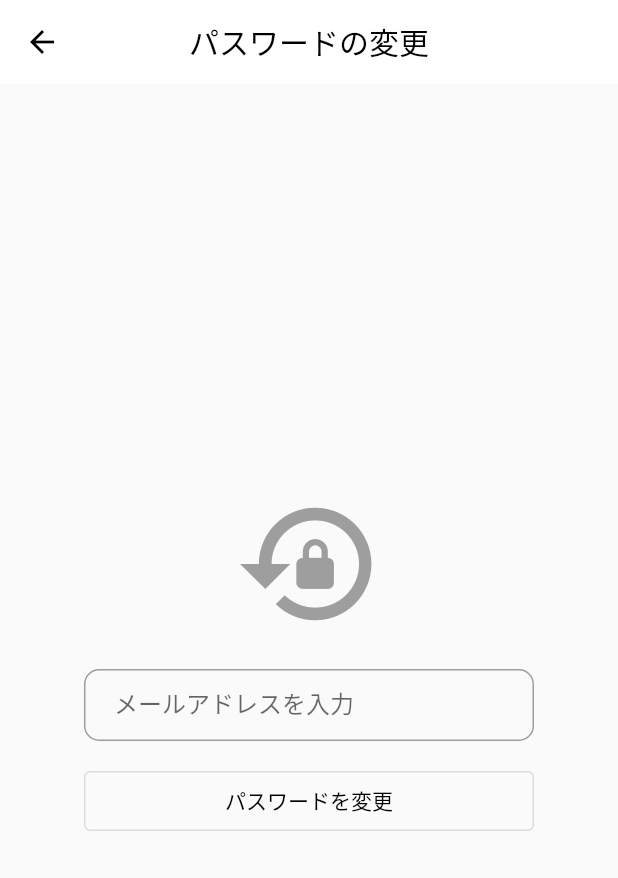
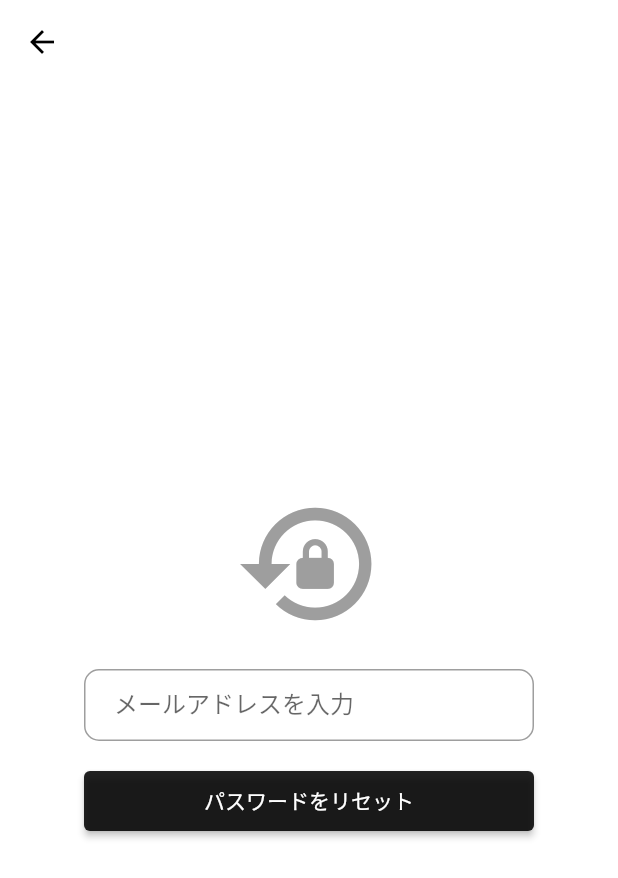
Before and after one commit to sakurakotubaki/SugaryMap, a Flutter app: the UserPasswordUpdate screen opened directly, on a phone screen of 412 x 824 dp. Shown: the top 878 px of the screen. Run offline on Flutter 3.47's test engine with Material 2 defaults, Android fonts, the phone set to English and light mode, and no system bars; our stand-ins replace cloud_firestore, device_preview, firebase_analytics, firebase_auth, firebase_core, flutter_riverpod and 4 more; missing offline and left inert: flutter_carousel_slider; accounts and stored records are empty; generated files the repository leaves out were written again.

Commit message:
change 認証機能のページをリファクタリング

```diff
--- a/lib/application/auth_service/reset_email.dart
+++ b/lib/application/auth_service/reset_email.dart
@@ -2,7 +2,7 @@ import 'package:firebase_auth/firebase_auth.dart';
 
 class ResetEmail {
   final auth = FirebaseAuth.instance;
-  Future<void> resetPassword(String email) async {
+  Future<void> emailUpdate(String email) async {
     try {
       final result = await auth.currentUser?.updateEmail(email);
       return result;
--- a/lib/presentation/ui/component/auth/custom_form_field.dart
+++ b/lib/presentation/ui/component/auth/custom_form_field.dart
@@ -1,18 +1,21 @@
 import 'package:flutter/material.dart';
 
 class CustomAuthForm extends StatelessWidget {
-  const CustomAuthForm({
+  CustomAuthForm({
     Key? key,
     required this.labelText,
+    required this.controller,
   }) : super(key: key);
 
   final String labelText;
+  final TextEditingController? controller;
 
   @override
   Widget build(BuildContext context) {
     return Container(
       width: 300,
       child: TextFormField(
+        controller: controller,
         keyboardType: TextInputType.number,
         decoration: InputDecoration(
             contentPadding: EdgeInsets.only(left: 20),
--- a/lib/presentation/ui/page/user/navigation_page/mypage/account/password_reset_page.dart
+++ b/lib/presentation/ui/page/user/navigation_page/mypage/account/password_reset_page.dart
@@ -1,43 +1,57 @@
+// ignore_for_file: no_leading_underscores_for_local_identifiers, unused_local_variable, prefer_single_quotes, sized_box_for_whitespace, prefer_const_constructors
+import 'package:sugary_map/application/auth_provider/password_reset/reset_password.dart';
 import 'package:sugary_map/presentation/export/global_export.dart';
+import 'package:sugary_map/presentation/state/auth_controller.dart';
 import 'package:sugary_map/presentation/ui/component/auth/custom_form_field.dart';
 
-class UserPasswordUpdate extends StatefulWidget {
-  const UserPasswordUpdate({Key? key}) : super(key: key);
+class UserPasswordUpdate extends ConsumerWidget {
+  const UserPasswordUpdate({super.key});
 
   static const routeName = 'userPasswordUpdate';
 
   @override
-  State<UserPasswordUpdate> createState() => _UserPasswordUpdateState();
-}
+  Widget build(BuildContext context, WidgetRef ref) {
+    final email = ref.watch(emailProvider);
+    final resetPassword = ref.read(resetPasswordProvider);
 
-class _UserPasswordUpdateState extends State<UserPasswordUpdate> {
-  @override
-  Widget build(BuildContext context) {
     return Scaffold(
-      appBar: AppBar(
-        title: const Text('パスワードの変更'),
-      ),
+      backgroundColor: Colors.white,
+      appBar: AppBar(),
       body: Center(
         child: Column(
           mainAxisAlignment: MainAxisAlignment.center,
           children: [
-            Icon(Icons.lock_reset, size: 100.0, color: Colors.grey),
-            SizedBox(height: 20),
-            CustomAuthForm(labelText: 'メールアドレスを入力'),
-            SizedBox(height: 20),
+            const Icon(Icons.lock_reset, size: 100.0, color: Colors.grey),
+            const SizedBox(height: 20),
+            CustomAuthForm(labelText: 'メールアドレスを入力', controller: email),
+            const SizedBox(height: 20),
             SizedBox(
               width: 300,
               height: 40,
-              child: OutlinedButton(
-                  onPressed: () {},
-                  child: Text(
-                    'パスワードを変更',
-                    style: TextStyle(color: Colors.black),
-                  )),
+              child: ElevatedButton(
+                  style:
+                      ElevatedButton.styleFrom(backgroundColor: Colors.black87),
+                  onPressed: () async {
+                    try {
+                      resetPassword.resetPassword(email.text);
+                    } catch (e) {
+                      _showErrorSnackbar(context, e.toString());
+                    }
+                  },
+                  child: const Text('パスワードをリセット')),
             ),
           ],
         ),
       ),
     );
   }
+
+  // スナックバーを表示するメソッド
+  void _showErrorSnackbar(BuildContext context, String message) {
+    final snackBar = SnackBar(
+      content: Text(message),
+      duration: const Duration(seconds: 3),
+    );
+    ScaffoldMessenger.of(context).showSnackBar(snackBar);
+  }
 }
```
Also changed, not shown: lib/presentation/router/router.dart (+28 -6 lines), lib/presentation/ui/page/user/navigation_page/mypage/account/mail_reset_page.dart (+27 -12 lines), lib/presentation/ui/page/user/navigation_page/mypage/mypage_list/accont_page.dart (+14 -26 lines), 1 other file.
